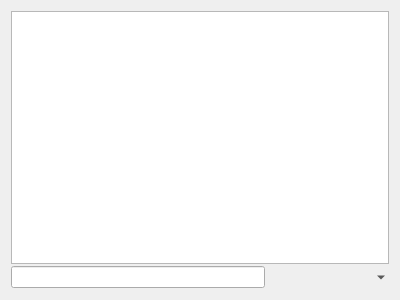
The window that plugins/dockers/compositiondocker/wdgcompositiondocker.ui (KDE/krita) describes before a commit, drawn with Qt 5.
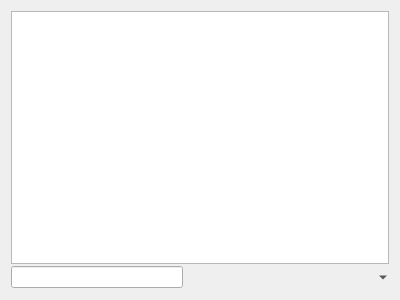
The same window after the commit.

Commit message:
Add Up/Down buttons to compositions docker
This allows reordering the compositions on the docker

BUG:400618

What changed in the file:
```diff
--- a/plugins/dockers/compositiondocker/wdgcompositiondocker.ui
+++ b/plugins/dockers/compositiondocker/wdgcompositiondocker.ui
@@ -14,23 +14,13 @@
    <property name="spacing">
     <number>2</number>
    </property>
-   <item row="0" column="0" colspan="5">
+   <item row="0" column="0" colspan="6">
     <widget class="QListView" name="compositionView">
      <property name="toolTip">
       <string>Checked compositions will be exported, unchecked won't.</string>
      </property>
     </widget>
    </item>
-   <item row="1" column="2">
-    <widget class="QPushButton" name="deleteButton">
-     <property name="text">
-      <string/>
-     </property>
-     <property name="flat">
-      <bool>true</bool>
-     </property>
-    </widget>
-   </item>
    <item row="1" column="0">
     <widget class="QLineEdit" name="saveNameEdit"/>
    </item>
@@ -44,7 +34,37 @@
      </property>
     </widget>
    </item>
+   <item row="1" column="2">
+    <widget class="QPushButton" name="moveUpButton">
+     <property name="text">
+      <string/>
+     </property>
+     <property name="flat">
+      <bool>true</bool>
+     </property>
+    </widget>
+   </item>
    <item row="1" column="3">
+    <widget class="QPushButton" name="moveDownButton">
+     <property name="text">
+      <string/>
+     </property>
+     <property name="flat">
+      <bool>true</bool>
+     </property>
+    </widget>
+   </item>
+   <item row="1" column="4">
+    <widget class="QPushButton" name="deleteButton">
+     <property name="text">
+      <string/>
+     </property>
+     <property name="flat">
+      <bool>true</bool>
+     </property>
+    </widget>
+   </item>
+   <item row="1" column="5">
     <widget class="QToolButton" name="exportCompositions">
      <property name="toolTip">
       <string>Export checked compositions.</string>
```
The commit also changes 4 other files.
